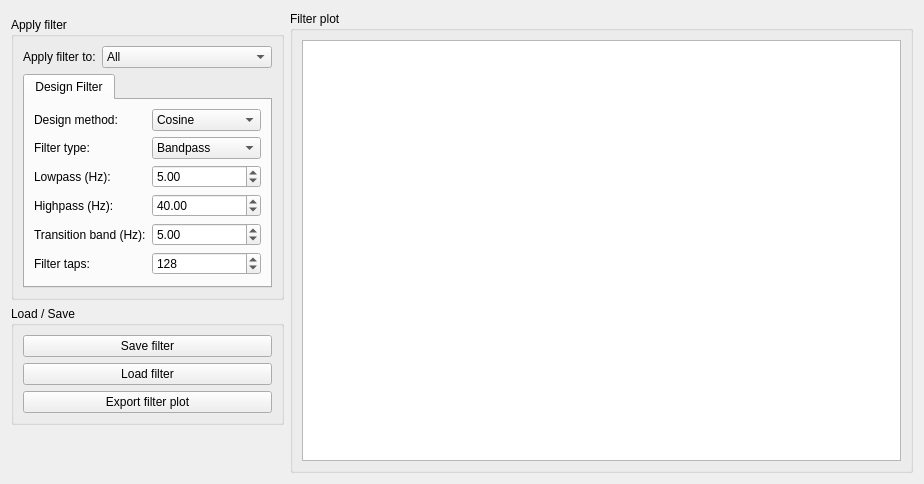
First picture: the form in libraries/disp/viewers/formfiles/filterdesignview.ui, repository mne-tools/mne-cpp, before the edit.
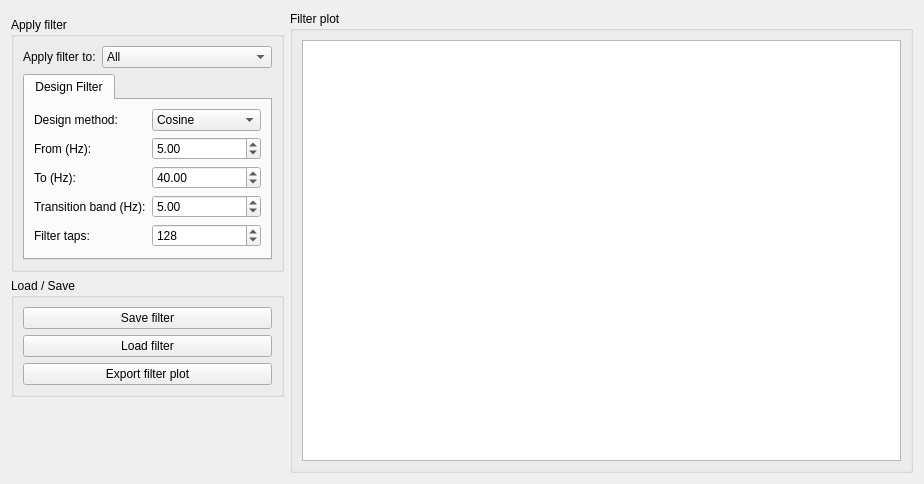
Second picture: the form after the edit.

Commit message: ENH: Improve filter design handling

What changed in the file:
```diff
--- a/libraries/disp/viewers/formfiles/filterdesignview.ui
+++ b/libraries/disp/viewers/formfiles/filterdesignview.ui
@@ -106,55 +106,16 @@
             <item>
              <layout class="QGridLayout" name="m_layout_designFilter">
               <item row="3" column="0">
-               <widget class="QLabel" name="m_label_highpass">
-                <property name="text">
-                 <string>Highpass (Hz):</string>
-                </property>
-               </widget>
-              </item>
-              <item row="2" column="1">
-               <widget class="QDoubleSpinBox" name="m_doubleSpinBox_lowpass">
-                <property name="maximum">
-                 <double>999.000000000000000</double>
-                </property>
-                <property name="singleStep">
-                 <double>1.000000000000000</double>
-                </property>
-                <property name="value">
-                 <double>5.000000000000000</double>
-                </property>
-               </widget>
-              </item>
-              <item row="3" column="1">
-               <widget class="QDoubleSpinBox" name="m_doubleSpinBox_highpass">
-                <property name="maximum">
-                 <double>999.000000000000000</double>
-                </property>
-                <property name="singleStep">
-                 <double>1.000000000000000</double>
-                </property>
-                <property name="value">
-                 <double>40.000000000000000</double>
-                </property>
-               </widget>
-              </item>
-              <item row="4" column="0">
                <widget class="QLabel" name="m_label_transitionBand">
                 <property name="text">
                  <string>Transition band (Hz):</string>
                 </property>
                </widget>
               </item>
-              <item row="4" column="1">
-               <widget class="QDoubleSpinBox" name="m_doubleSpinBox_transitionband">
-                <property name="maximum">
-                 <double>999.000000000000000</double>
-                </property>
-                <property name="singleStep">
-                 <double>1.000000000000000</double>
-                </property>
-                <property name="value">
-                 <double>5.000000000000000</double>
+              <item row="1" column="0">
+               <widget class="QLabel" name="m_label_lowpass">
+                <property name="text">
+                 <string>From (Hz):</string>
                 </property>
                </widget>
               </item>
@@ -165,67 +126,7 @@
                 </property>
                </widget>
               </item>
-              <item row="1" column="1">
-               <widget class="QComboBox" name="m_comboBox_filterType">
-                <property name="sizePolicy">
-                 <sizepolicy hsizetype="Preferred" vsizetype="Fixed">
-                  <horstretch>0</horstretch>
-                  <verstretch>0</verstretch>
-                 </sizepolicy>
-                </property>
-                <item>
-                 <property name="text">
-                  <string>Bandpass</string>
-                 </property>
-                </item>
-                <item>
-                 <property name="text">
-                  <string>Lowpass</string>
-                 </property>
-                </item>
-                <item>
-                 <property name="text">
-                  <string>Highpass</string>
-                 </property>
-                </item>
-               </widget>
-              </item>
-              <item row="0" column="1">
-               <widget class="QComboBox" name="m_comboBox_designMethod">
-                <item>
-                 <property name="text">
-                  <string>Cosine</string>
-                 </property>
-                </item>
-                <item>
-                 <property name="text">
-                  <string>Tschebyscheff</string>
-                 </property>
-                </item>
-               </widget>
-              </item>
-              <item row="2" column="0">
-               <widget class="QLabel" name="m_label_lowpass">
-                <property name="text">
-                 <string>Lowpass (Hz):</string>
-                </property>
-               </widget>
-              </item>
-              <item row="1" column="0">
-               <widget class="QLabel" name="m_label_filterType">
-                <property name="text">
-                 <string>Filter type:</string>
-                </property>
-               </widget>
-              </item>
-              <item row="5" column="0">
-               <widget class="QLabel" name="m_label_filterTaps">
-                <property name="text">
-                 <string>Filter taps:</string>
-                </property>
-               </widget>
-              </item>
-              <item row="5" column="1">
+              <item row="4" column="1">
                <widget class="QSpinBox" name="m_spinBox_filterTaps">
                 <property name="minimum">
                  <number>16</number>
@@ -241,6 +142,73 @@
                 </property>
                </widget>
               </item>
+              <item row="2" column="1">
+               <widget class="QDoubleSpinBox" name="m_doubleSpinBox_to">
+                <property name="maximum">
+                 <double>999.000000000000000</double>
+                </property>
+                <property name="singleStep">
+                 <double>1.000000000000000</double>
+                </property>
+                <property name="value">
+                 <double>40.000000000000000</double>
+                </property>
+               </widget>
+              </item>
+              <item row="4" column="0">
+               <widget class="QLabel" name="m_label_filterTaps">
+                <property name="text">
+                 <string>Filter taps:</string>
+                </property>
+               </widget>
+              </item>
+              <item row="2" column="0">
+               <widget class="QLabel" name="m_label_highpass">
+                <property name="text">
+                 <string>To (Hz):</string>
+                </property>
+               </widget>
+              </item>
+              <item row="0" column="1">
+               <widget class="QComboBox" name="m_comboBox_designMethod">
+                <item>
+                 <property name="text">
+                  <string>Cosine</string>
+                 </property>
+                </item>
+                <item>
+                 <property name="text">
+                  <string>Tschebyscheff</string>
+                 </property>
+                </item>
+               </widget>
+              </item>
+              <item row="1" column="1">
+               <widget class="QDoubleSpinBox" name="m_doubleSpinBox_from">
+                <property name="maximum">
+                 <double>999.000000000000000</double>
+                </property>
+                <property name="singleStep">
+                 <double>1.000000000000000</double>
+                </property>
+                <property name="value">
+                 <double>5.000000000000000</double>
+                </property>
+               </widget>
+              </item>
+              <item row="3" column="1">
+               <widget class="QDoubleSpinBox" name="m_doubleSpinBox_transitionband">
+                <property name="maximum">
+                 <double>999.000000000000000</double>
+                </property>
+                <property name="singleStep">
+                 <double>1.000000000000000</double>
+                </property>
+                <property name="value">
+                 <double>5.000000000000000</double>
+                </property>
+               </widget>
+              </item>
              </layout>
             </item>
            </layout>
```
The commit also changes 9 other files.
